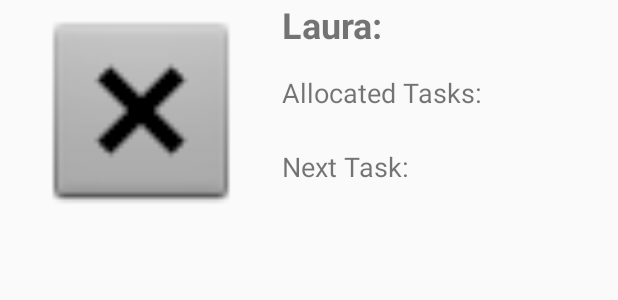
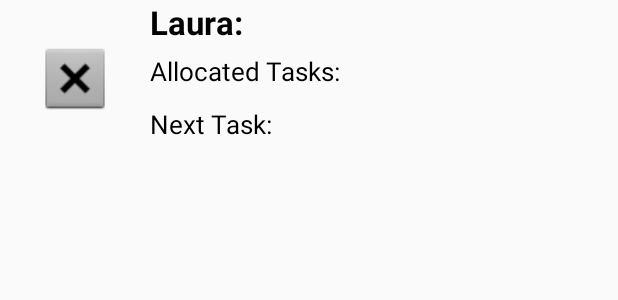
Before and after one commit to Parastoo-S/TMMPL, an Android app: the layout people_task_layout.xml on its own in the app's theme, with its tools: preview values and no code run, on a phone screen of 412 x 824 dp. Shown: the top 300 px of the screen. Run offline under Robolectric (Android 15) with nearby library versions, the phone set to English and light mode, and no system bars.

Commit message:
Updated people interface

```diff
--- a/app/src/main/java/segproject/tmmpl/TaskPage.java
+++ b/app/src/main/java/segproject/tmmpl/TaskPage.java
@@ -64,8 +64,6 @@ public class TaskPage extends AppCompatActivity {
     private DrawerLayout nDrawerLayout;
     private ActionBarDrawerToggle nToggle;
 
-    Button testButton;
-
     @Override
     protected void onCreate(Bundle savedInstanceState) {
         super.onCreate(savedInstanceState);
@@ -87,16 +85,6 @@ public class TaskPage extends AppCompatActivity {
         buttonShowUsersTasks = (Switch) findViewById(R.id.showSwitch);
 
         //buttonShowUsersTasks = (Button) findViewById(R.id.showSwitch);
-
-        testButton = (Button) findViewById(R.id.button4);
-
-        testButton.setOnClickListener(new View.OnClickListener() {
-            @Override
-            public void onClick(View v) {
-                Intent newActivity = new Intent(TaskPage.this, PeopleTaskList.class);
-                startActivity(newActivity);
-            }
-        });
 
         addTaskFab = (FloatingActionButton) findViewById(R.id.addTaskFab);
 
--- a/app/src/main/res/layout/activity_task_page.xml
+++ b/app/src/main/res/layout/activity_task_page.xml
@@ -20,12 +20,6 @@
 
 
     </android.support.design.widget.NavigationView>
-
-    <Button
-        android:id="@+id/button4"
-        android:layout_width="wrap_content"
-        android:layout_height="wrap_content"
-        android:text="Test People" />
 
     <RelativeLayout
         android:layout_width="wrap_content"
--- a/app/src/main/res/layout/people_task_layout.xml
+++ b/app/src/main/res/layout/people_task_layout.xml
@@ -9,11 +9,21 @@
         android:layout_height="match_parent"
         android:orientation="horizontal">
 
-        <ImageView
-            android:id="@+id/icon"
-            app:srcCompat="@android:drawable/btn_dialog"
-            android:layout_width="188dp"
-            android:layout_height="147dp" />
+        <LinearLayout
+            android:layout_width="100dp"
+            android:layout_height="match_parent"
+            android:orientation="vertical">
+
+            <Space
+                android:layout_width="match_parent"
+                android:layout_height="27dp" />
+
+            <ImageView
+                android:id="@+id/icon"
+                android:layout_width="match_parent"
+                android:layout_height="50dp"
+                app:srcCompat="@android:drawable/btn_dialog" />
+        </LinearLayout>
 
         <LinearLayout
             android:layout_width="match_parent"
@@ -24,24 +34,27 @@
             <TextView
                 android:id="@+id/userName"
                 android:layout_width="match_parent"
-                android:layout_height="49dp"
+                android:layout_height="35dp"
                 android:text="Laura:"
-                android:textSize="24sp"
+                android:textColor="@android:color/black"
+                android:textSize="22sp"
                 android:textStyle="bold" />
 
             <TextView
                 android:id="@+id/taskCount"
                 android:layout_width="match_parent"
-                android:layout_height="49dp"
+                android:layout_height="35dp"
                 android:text="Allocated Tasks:"
-                android:textSize="18sp" />
+                android:textColor="@android:color/black"
+                android:textSize="17sp" />
 
             <TextView
                 android:id="@+id/nextTask"
                 android:layout_width="match_parent"
-                android:layout_height="49dp"
+                android:layout_height="35dp"
                 android:text="Next Task:"
-                android:textSize="18sp" />
+                android:textColor="@android:color/black"
+                android:textSize="17sp" />
         </LinearLayout>
     </LinearLayout>
 
```
